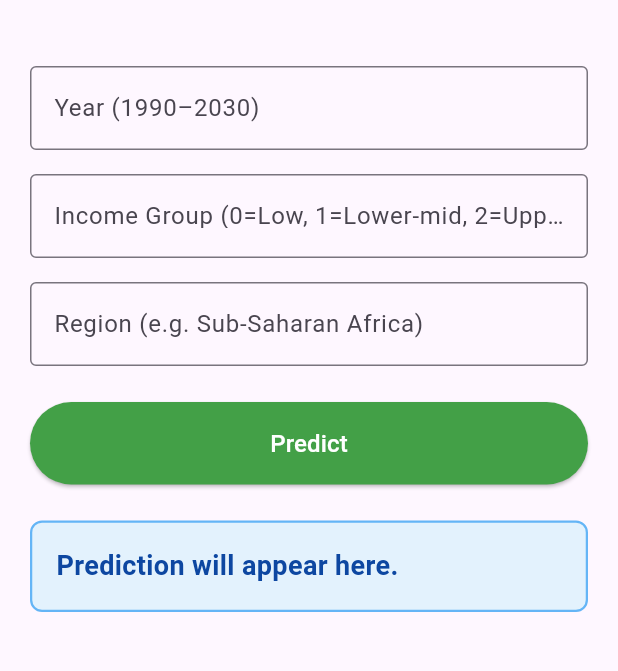
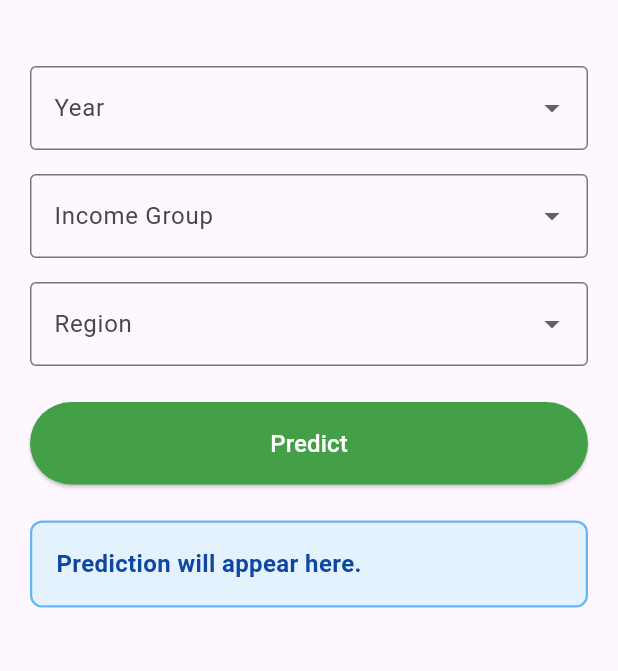
Before and after one commit to hniyongabo/linear_regression_summative, a Flutter app: the screen it shows after launch, on a phone screen of 412 x 824 dp, the part 63-734 px from its top. Run offline on Flutter 3.47's test engine with Material 3 defaults, Android fonts, the phone set to English and light mode, and no system bars.

Commit message:
error handling and dropdowns

```diff
--- a/summative/flutter_app/lib/main.dart
+++ b/summative/flutter_app/lib/main.dart
@@ -27,23 +27,41 @@ class PredictionPage extends StatefulWidget {
 }
 
 class _PredictionPageState extends State<PredictionPage> {
-  final TextEditingController _yearController = TextEditingController();
-  final TextEditingController _incomeController = TextEditingController();
-  final TextEditingController _regionController = TextEditingController();
+  int? _selectedYear;
+  int? _selectedIncomeGroup;
+  String? _selectedRegion;
 
   String _resultText = "";
+  bool _isError = false;
   bool _isLoading = false;
 
   final String apiUrl =
       "https://linear-regression-summative-iu9s.onrender.com/predict";
 
+  final List<int> _years = List.generate(41, (i) => 1990 + i); // 1990–2030
+
+  final Map<int, String> _incomeGroups = {
+    0: "Low income",
+    1: "Lower middle income",
+    2: "Upper middle income",
+    3: "High income",
+  };
+
+  final List<String> _regions = [
+    "East Asia & Pacific",
+    "Europe & Central Asia",
+    "Latin America & Caribbean",
+    "Middle East & North Africa",
+    "North America",
+    "South Asia",
+    "Sub-Saharan Africa",
+  ];
+
   Future<void> _predict() async {
-    // basic check: make sure nothing is empty before calling the API
-    if (_yearController.text.isEmpty ||
-        _incomeController.text.isEmpty ||
-        _regionController.text.isEmpty) {
+    if (_selectedYear == null || _selectedIncomeGroup == null || _selectedRegion == null) {
       setState(() {
-        _resultText = "Error: please fill in all fields.";
+        _resultText = "Please select a value for every field.";
+        _isError = true;
       });
       return;
     }
@@ -51,6 +69,7 @@ class _PredictionPageState extends State<PredictionPage> {
     setState(() {
       _isLoading = true;
       _resultText = "";
+      _isError = false;
     });
 
     try {
@@ -58,9 +77,9 @@ class _PredictionPageState extends State<PredictionPage> {
         Uri.parse(apiUrl),
         headers: {"Content-Type": "application/json"},
         body: jsonEncode({
-          "year": int.parse(_yearController.text),
-          "income_group_num": int.parse(_incomeController.text),
-          "region": _regionController.text,
+          "year": _selectedYear,
+          "income_group_num": _selectedIncomeGroup,
+          "region": _selectedRegion,
         }),
       );
 
@@ -68,24 +87,39 @@ class _PredictionPageState extends State<PredictionPage> {
         final data = jsonDecode(response.body);
         final prediction = data["predicted_electricity_access_percent"];
         setState(() {
-          _resultText =
-              "Predicted Electricity Access: ${prediction.toStringAsFixed(2)}%";
+          _resultText = "Predicted Electricity Access: ${prediction.toStringAsFixed(2)}%";
+          _isError = false;
         });
       } else {
         final data = jsonDecode(response.body);
         setState(() {
-          _resultText = "Error: ${data["detail"]}";
+          _resultText = _parseErrorMessage(data);
+          _isError = true;
         });
       }
     } catch (e) {
       setState(() {
-        _resultText = "Error: could not reach the server. $e";
+        _resultText = "Could not reach the server. Please check your connection.";
+        _isError = true;
       });
     } finally {
       setState(() {
         _isLoading = false;
       });
     }
+  }
+
+  // Turns FastAPI's raw validation error structure into a short, readable message
+  String _parseErrorMessage(dynamic data) {
+    final detail = data["detail"];
+    if (detail is String) return "Error: $detail";
+    if (detail is List && detail.isNotEmpty) {
+      final firstError = detail[0];
+      final field = (firstError["loc"] as List).last;
+      final msg = firstError["msg"];
+      return "Error: $field — $msg";
+    }
+    return "An unexpected error occurred.";
   }
 
   @override
@@ -95,36 +129,47 @@ class _PredictionPageState extends State<PredictionPage> {
         title: const Text("Electricity Access Predictor"),
         centerTitle: true,
       ),
-      body: Padding(
+      body: SafeArea(
+        child: SingleChildScrollView(
           padding: const EdgeInsets.all(20.0),
           child: Column(
             crossAxisAlignment: CrossAxisAlignment.stretch,
             children: [
               const SizedBox(height: 10),
-            TextField(
-              controller: _yearController,
-              keyboardType: TextInputType.number,
+              DropdownButtonFormField<int>(
+                value: _selectedYear,
                 decoration: const InputDecoration(
-                labelText: "Year (1990–2030)",
+                  labelText: "Year",
                   border: OutlineInputBorder(),
                 ),
+                items: _years
+                    .map((y) => DropdownMenuItem(value: y, child: Text(y.toString())))
+                    .toList(),
+                onChanged: (value) => setState(() => _selectedYear = value),
               ),
               const SizedBox(height: 16),
-            TextField(
-              controller: _incomeController,
-              keyboardType: TextInputType.number,
+              DropdownButtonFormField<int>(
+                value: _selectedIncomeGroup,
                 decoration: const InputDecoration(
-                labelText: "Income Group (0=Low, 1=Lower-mid, 2=Upper-mid, 3=High)",
+                  labelText: "Income Group",
                   border: OutlineInputBorder(),
                 ),
+                items: _incomeGroups.entries
+                    .map((e) => DropdownMenuItem(value: e.key, child: Text(e.value)))
+                    .toList(),
+                onChanged: (value) => setState(() => _selectedIncomeGroup = value),
               ),
               const SizedBox(height: 16),
-            TextField(
-              controller: _regionController,
+              DropdownButtonFormField<String>(
+                value: _selectedRegion,
                 decoration: const InputDecoration(
-                labelText: "Region (e.g. Sub-Saharan Africa)",
+                  labelText: "Region",
                   border: OutlineInputBorder(),
                 ),
+                items: _regions
+                    .map((r) => DropdownMenuItem(value: r, child: Text(r)))
+                    .toList(),
+                onChanged: (value) => setState(() => _selectedRegion = value),
               ),
               const SizedBox(height: 24),
               ElevatedButton(
@@ -138,10 +183,7 @@ class _PredictionPageState extends State<PredictionPage> {
                     ? const SizedBox(
                         height: 20,
                         width: 20,
-                      child: CircularProgressIndicator(
-                        strokeWidth: 2,
-                        color: Colors.white,
-                      ),
+                        child: CircularProgressIndicator(strokeWidth: 2, color: Colors.white),
                       )
                     : const Text("Predict", style: TextStyle(fontSize: 16)),
               ),
@@ -150,24 +192,25 @@ class _PredictionPageState extends State<PredictionPage> {
                 width: double.infinity,
                 padding: const EdgeInsets.all(16),
                 decoration: BoxDecoration(
-                color: Colors.blue[50],
+                  color: _isError ? Colors.red[50] : Colors.blue[50],
                   borderRadius: BorderRadius.circular(8),
-                border: Border.all(color: Colors.blue[300]!, width: 1.5),
+                  border: Border.all(
+                    color: _isError ? Colors.red[300]! : Colors.blue[300]!,
+                    width: 1.5,
+                  ),
                 ),
                 child: Text(
-                _resultText.isEmpty
-                    ? "Prediction will appear here."
-                    : _resultText,
+                  _resultText.isEmpty ? "Prediction will appear here." : _resultText,
                   style: TextStyle(
-                  fontSize: 18,
+                    fontSize: 16,
                     fontWeight: FontWeight.w600,
-                  color: _resultText.startsWith("Error")
-                      ? Colors.red[700]
-                      : Colors.blue[900],
+                    color: _isError ? Colors.red[700] : Colors.blue[900],
                   ),
                 ),
               ),
+              const SizedBox(height: 20),
             ],
+          ),
         ),
       ),
     );
```
Lines whose indentation alone changed are shown as unchanged.
